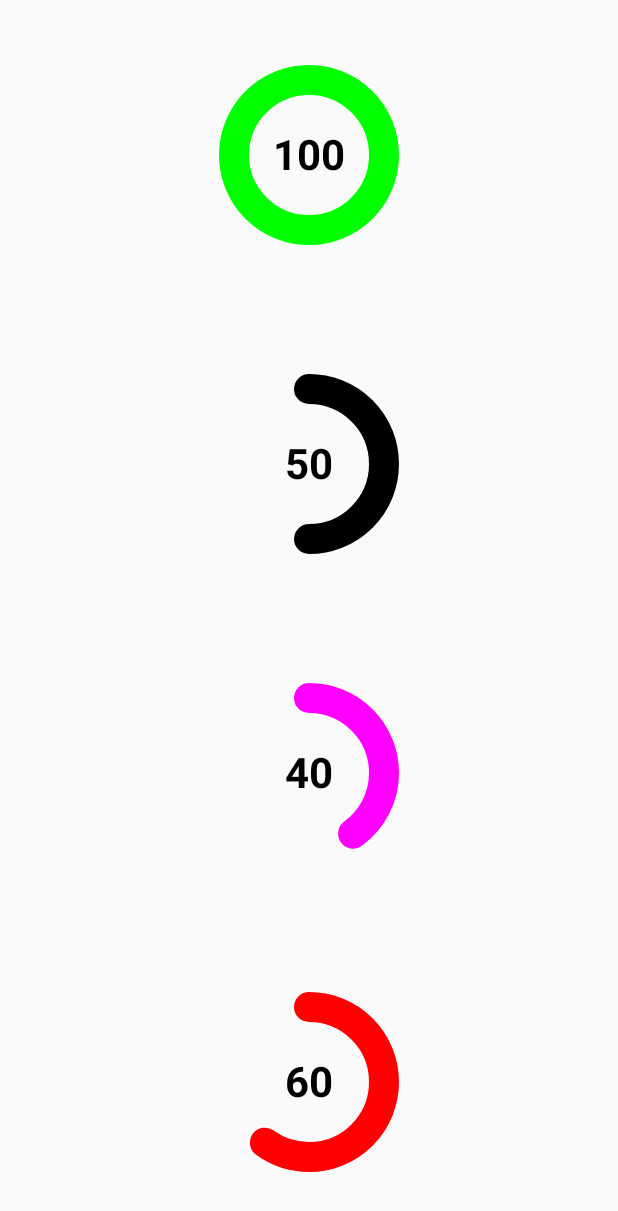
After one commit to luiscastrodev/CourseCompose, an Android app built with Jetpack Compose: the CustomProgressActivity screen opened directly, with no data from a screen before it, on a phone screen of 412 x 824 dp. The commit adds this screen. Shown: the top 1211 px of the screen. Run offline under Robolectric (Android 15) with nearby library versions, the phone set to English and light mode, and no system bars.

Commit message:
Custom ProgressBar counter

```diff
--- a/app/build.gradle
+++ b/app/build.gradle
@@ -63,11 +63,13 @@ dependencies {
     implementation platform('androidx.compose:compose-bom:2022.10.00')
     implementation platform('androidx.compose:compose-bom:2022.10.00')
     implementation platform('androidx.compose:compose-bom:2022.10.00')
+    implementation platform('androidx.compose:compose-bom:2022.10.00')
     testImplementation 'junit:junit:4.13.2'
     androidTestImplementation 'androidx.test.ext:junit:1.1.5'
     androidTestImplementation 'androidx.test.espresso:espresso-core:3.5.1'
     androidTestImplementation platform('androidx.compose:compose-bom:2022.10.00')
     androidTestImplementation 'androidx.compose.ui:ui-test-junit4'
+    androidTestImplementation platform('androidx.compose:compose-bom:2022.10.00')
     androidTestImplementation platform('androidx.compose:compose-bom:2022.10.00')
     androidTestImplementation platform('androidx.compose:compose-bom:2022.10.00')
     androidTestImplementation platform('androidx.compose:compose-bom:2022.10.00')
--- a/app/src/main/AndroidManifest.xml
+++ b/app/src/main/AndroidManifest.xml
@@ -12,6 +12,17 @@
         android:supportsRtl="true"
         android:theme="@style/Theme.MeuPrimeiroProjetoCompose"
         tools:targetApi="31">
+        <activity
+            android:name=".CustomProgressActivity"
+            android:exported="true"
+            android:label="@string/title_activity_custom_progress"
+            android:theme="@style/Theme.MeuPrimeiroProjetoCompose">
+            <intent-filter>
+                <action android:name="android.intent.action.MAIN" />
+
+                <category android:name="android.intent.category.LAUNCHER" />
+            </intent-filter>
+        </activity>
         <activity
             android:name=".ListsActivity"
             android:exported="false"
--- /dev/null
+++ b/app/src/main/java/br/com/meuprimeiroprojetocompose/CustomProgressActivity.kt
@@ -0,0 +1,114 @@
+package br.com.meuprimeiroprojetocompose
+
+import android.os.Bundle
+import androidx.activity.ComponentActivity
+import androidx.activity.compose.setContent
+import androidx.compose.animation.core.animateFloatAsState
+import androidx.compose.animation.core.tween
+import androidx.compose.foundation.Canvas
+import androidx.compose.foundation.layout.Arrangement
+import androidx.compose.foundation.layout.Box
+import androidx.compose.foundation.layout.Column
+import androidx.compose.foundation.layout.fillMaxSize
+import androidx.compose.foundation.layout.size
+import androidx.compose.material3.Text
+import androidx.compose.runtime.Composable
+import androidx.compose.runtime.LaunchedEffect
+import androidx.compose.runtime.remember
+import androidx.compose.runtime.setValue
+import androidx.compose.runtime.getValue
+import androidx.compose.runtime.mutableStateOf
+import androidx.compose.ui.Alignment
+import androidx.compose.ui.Modifier
+import androidx.compose.ui.graphics.Color
+import androidx.compose.ui.graphics.StrokeCap
+import androidx.compose.ui.graphics.drawscope.Stroke
+import androidx.compose.ui.text.font.FontWeight
+import androidx.compose.ui.unit.Dp
+import androidx.compose.ui.unit.TextUnit
+import androidx.compose.ui.unit.dp
+import androidx.compose.ui.unit.sp
+
+class CustomProgressActivity : ComponentActivity() {
+    override fun onCreate(savedInstanceState: Bundle?) {
+        super.onCreate(savedInstanceState)
+        setContent {
+            Column(
+                modifier = Modifier.fillMaxSize(),
+                horizontalAlignment = Alignment.CenterHorizontally,
+                verticalArrangement = Arrangement.SpaceAround
+            ) {
+                CircularProgressBar(
+                    percentage = 1f,
+                    number = 100,
+                    color = Color.Green
+                )
+                CircularProgressBar(
+                    percentage = 0.5f,
+                    number = 100,
+                    color = Color.Black
+                )
+                CircularProgressBar(
+                    percentage = 0.4f,
+                    number = 100,
+                    color = Color.Magenta
+                )
+                CircularProgressBar(
+                    percentage = 0.6f,
+                    number = 100,
+                    color = Color.Red
+                )
+            }
+
+        }
+    }
+}
+
+@Composable
+fun CircularProgressBar(
+    percentage: Float,
+    number: Int,
+    fontSize: TextUnit = 28.sp,
+    radius: Dp = 50.dp,
+    color: Color = Color.Green,
+    animDuration: Int = 1000,
+    animDelay: Int = 0
+) {
+
+    var animmationPlayed by remember {
+        mutableStateOf(false)
+    }
+
+    val curPercentage = animateFloatAsState(
+        targetValue = if (animmationPlayed) percentage else 0f,
+        animationSpec = tween(
+            durationMillis = animDuration,
+            delayMillis = animDelay
+        )
+    )
+
+    LaunchedEffect(key1 = true) {
+        animmationPlayed = true
+    }
+
+    Box(
+        contentAlignment = Alignment.Center,
+        modifier = Modifier.size(radius * 2f)
+    ) {
+        Canvas(modifier = Modifier.size(radius * 2f)) {
+            drawArc(
+                color = color,
+                startAngle = -90f,
+                360 * curPercentage.value,
+                useCenter = false,
+                style = Stroke(30f, cap = StrokeCap.Round)
+            )
+        }
+        Text(
+            text = (curPercentage.value * number).toInt().toString(),
+            color = Color.Black,
+            fontSize = fontSize,
+            fontWeight = FontWeight.Bold
+        )
+    }
+}
--- a/app/src/main/res/values/strings.xml
+++ b/app/src/main/res/values/strings.xml
@@ -6,4 +6,5 @@
     <string name="title_activity_state_in_compose">StateInComposeActivity</string>
     <string name="title_activity_text_fields_buttons">TextFieldsButtonsActivity</string>
     <string name="title_activity_constraint_layout_compose">ConstraintLayoutComposeActivity</string>
+    <string name="title_activity_custom_progress">CustomProgressActivity</string>
 </resources>
```
